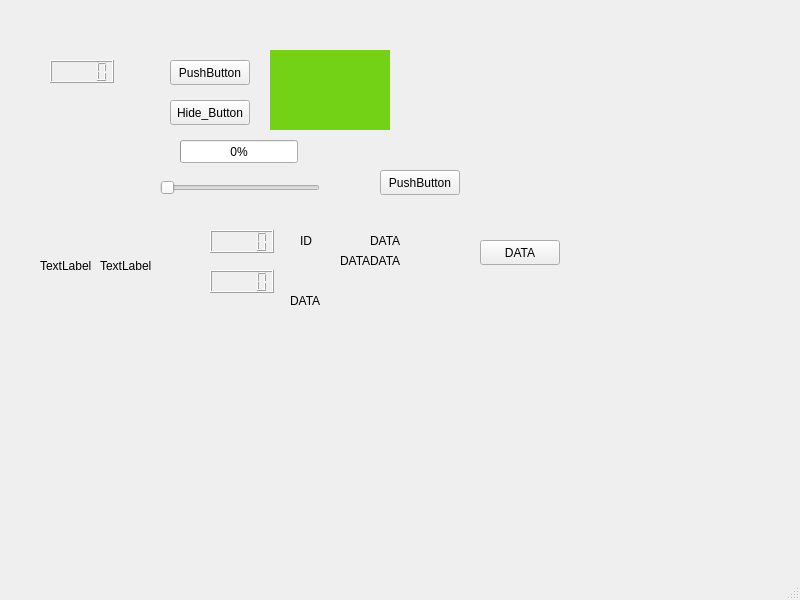
Qt form mainwindow.ui (MohammadRezaee1932/Debug-test) before a commit.
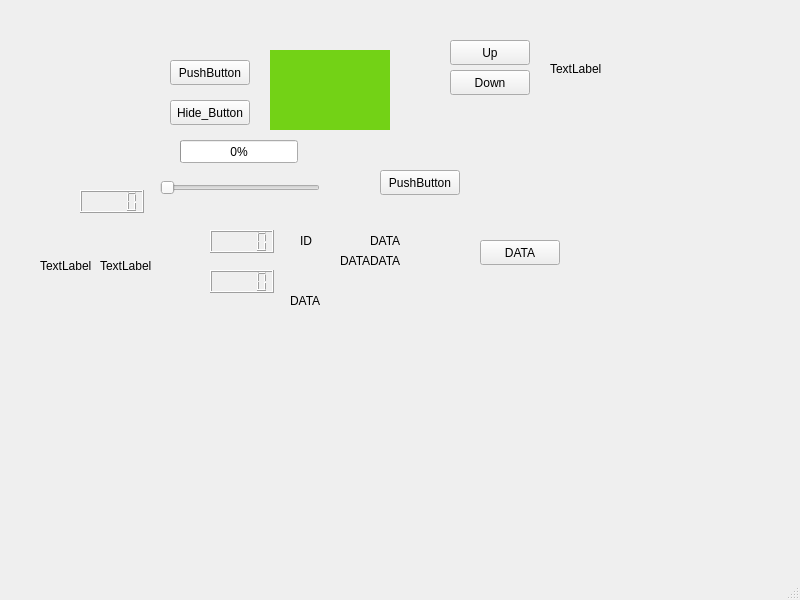
The same form after that commit.

```diff
--- a/mainwindow.ui
+++ b/mainwindow.ui
@@ -214,8 +214,8 @@
    <widget class="QLCDNumber" name="clock">
     <property name="geometry">
      <rect>
-      <x>50</x>
-      <y>60</y>
+      <x>80</x>
+      <y>190</y>
       <width>64</width>
       <height>23</height>
      </rect>
@@ -247,6 +247,45 @@
      <string>TextLabel</string>
     </property>
    </widget>
+   <widget class="QPushButton" name="pushButton_3">
+    <property name="geometry">
+     <rect>
+      <x>450</x>
+      <y>40</y>
+      <width>80</width>
+      <height>25</height>
+     </rect>
+    </property>
+    <property name="text">
+     <string>Up</string>
+    </property>
+   </widget>
+   <widget class="QPushButton" name="pushButton_4">
+    <property name="geometry">
+     <rect>
+      <x>450</x>
+      <y>70</y>
+      <width>80</width>
+      <height>25</height>
+     </rect>
+    </property>
+    <property name="text">
+     <string>Down</string>
+    </property>
+   </widget>
+   <widget class="QLabel" name="usersetting">
+    <property name="geometry">
+     <rect>
+      <x>550</x>
+      <y>60</y>
+      <width>54</width>
+      <height>17</height>
+     </rect>
+    </property>
+    <property name="text">
+     <string>TextLabel</string>
+    </property>
+   </widget>
   </widget>
   <widget class="QMenuBar" name="menubar">
    <property name="geometry">
```
